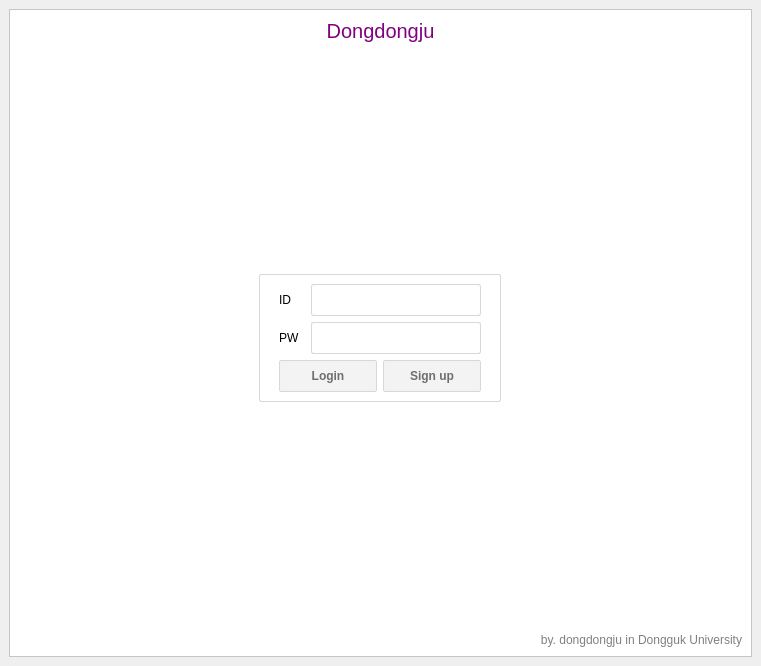
Before: the Qt Designer form Client/mainwindow.ui in incheon-kim/QtMultiChat, drawn with Qt 5.
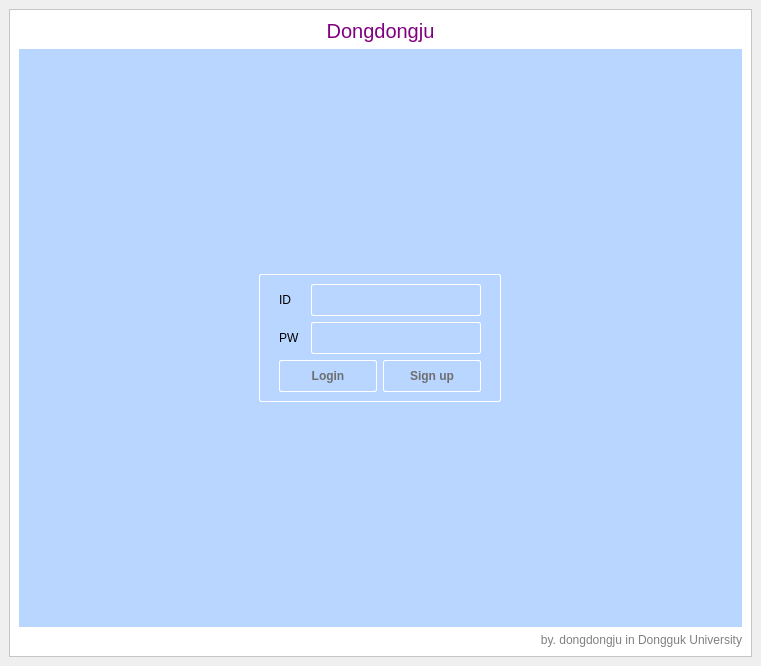
After: the same form once the commit is applied.

```diff
--- a/Client/mainwindow.ui
+++ b/Client/mainwindow.ui
@@ -79,6 +79,9 @@
    <layout class="QVBoxLayout" name="verticalLayout">
     <item>
      <widget class="QFrame" name="mainFrame">
+      <property name="styleSheet">
+       <string notr="true"/>
+      </property>
       <property name="frameShape">
        <enum>QFrame::StyledPanel</enum>
       </property>
@@ -98,6 +101,10 @@
        </item>
        <item>
         <widget class="QStackedWidget" name="stackedWidget">
+         <property name="styleSheet">
+          <string notr="true">
+background-color: rgb(184, 214, 255);</string>
+         </property>
          <property name="currentIndex">
           <number>1</number>
          </property>
@@ -203,6 +210,12 @@
                <verstretch>0</verstretch>
               </sizepolicy>
              </property>
+             <property name="styleSheet">
+              <string notr="true">border-color: rgb(255, 255, 255);
+
+alternate-background-color: rgb(255, 255, 255);
+selection-color: rgb(255, 255, 255);</string>
+             </property>
              <property name="frameShape">
               <enum>QFrame::StyledPanel</enum>
              </property>
@@ -272,6 +285,9 @@
                <layout class="QHBoxLayout" name="horizontalLayout_4">
                 <item>
                  <widget class="QPushButton" name="pbLogin">
+                  <property name="styleSheet">
+                   <string notr="true"/>
+                  </property>
                   <property name="text">
                    <string>Login</string>
                   </property>
```
Left out of the diff: 6 changed lines with no effect on the pictures.
